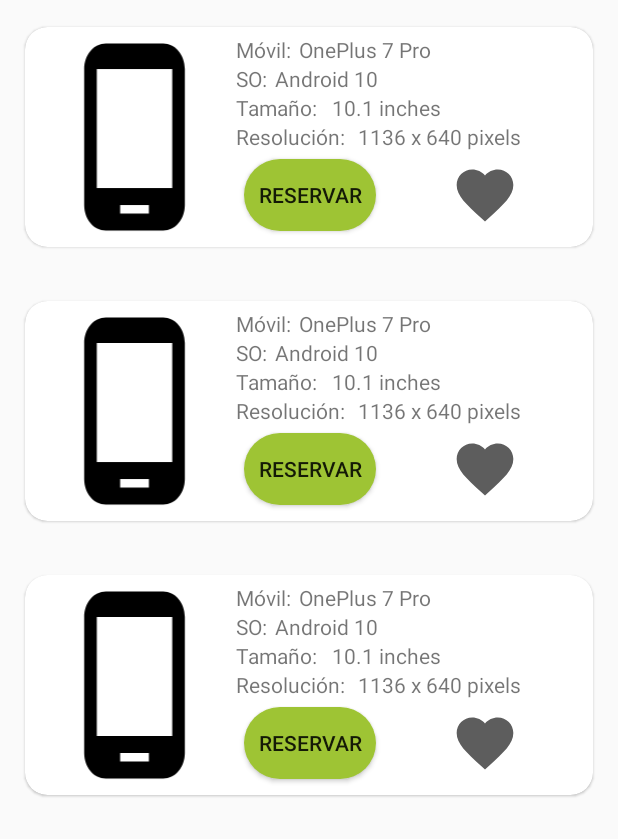
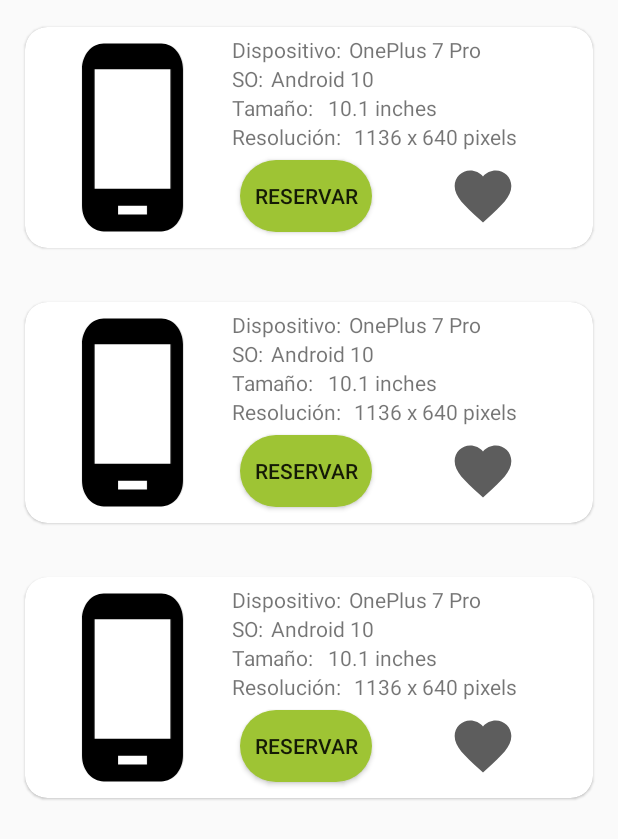
Before and after one commit to jjlii/MDM, an Android app: the layout dispositivos_fragment.xml on its own in the app's theme, with its tools: preview values and no code run, on a phone screen of 412 x 824 dp. Shown: the top 839 px of the screen. Run offline under Robolectric (Android 15) with nearby library versions, the phone set to English and light mode, and no system bars.

Commit message:
Cambio en el cardview

```diff
--- a/app/src/main/res/layout/dispositivos_items.xml
+++ b/app/src/main/res/layout/dispositivos_items.xml
@@ -23,13 +23,28 @@
             android:layout_height="match_parent"
             android:layout_margin="5dp">
 
+            <androidx.constraintlayout.widget.Guideline
+                android:id="@+id/gl_dispositivos_items"
+                android:layout_width="wrap_content"
+                android:layout_height="wrap_content"
+                android:orientation="horizontal"
+                app:layout_constraintGuide_percent="0.57"
+                />
+            <androidx.constraintlayout.widget.Guideline
+                android:id="@+id/gl_dispositivos_items2"
+                android:layout_width="wrap_content"
+                android:layout_height="wrap_content"
+                android:orientation="vertical"
+                app:layout_constraintGuide_percent="0.36"
+                />
             <ImageView
                 android:id="@+id/iv_foto_dispositivo"
-                android:layout_width="135dp"
+                android:layout_width="0dp"
                 android:layout_height="0dp"
                 app:layout_constraintTop_toTopOf="parent"
                 app:layout_constraintBottom_toBottomOf="parent"
                 app:layout_constraintStart_toStartOf="parent"
+                app:layout_constraintEnd_toStartOf="@id/gl_dispositivos_items2"
                 android:src="@drawable/ic_phone_android_black_24dp"
                 />
 
@@ -166,7 +181,7 @@
                 android:layout_width="wrap_content"
                 android:layout_height="wrap_content"
                 android:layout_margin="5dp"
-                app:layout_constraintTop_toBottomOf="@id/tv_screen_r"
+                app:layout_constraintTop_toBottomOf="@id/gl_dispositivos_items"
                 app:layout_constraintBottom_toBottomOf="parent"
                 app:layout_constraintStart_toEndOf="@id/iv_foto_dispositivo"
                 app:layout_constraintEnd_toStartOf="@id/imageButton"
--- a/app/src/main/res/values/strings.xml
+++ b/app/src/main/res/values/strings.xml
@@ -13,7 +13,7 @@
     <string name="reservar">RESERVAR</string>
     <string name="so">SO:</string>
     <string name="fecha_fin">Fecha fin:</string>
-    <string name="m_vil">Móvil:</string>
+    <string name="m_vil">Dispositivo:</string>
     <string name="boton_like">Boton like</string>
     <string name="tama_o_pantalla">Tamaño:</string>
 </resources>
```
